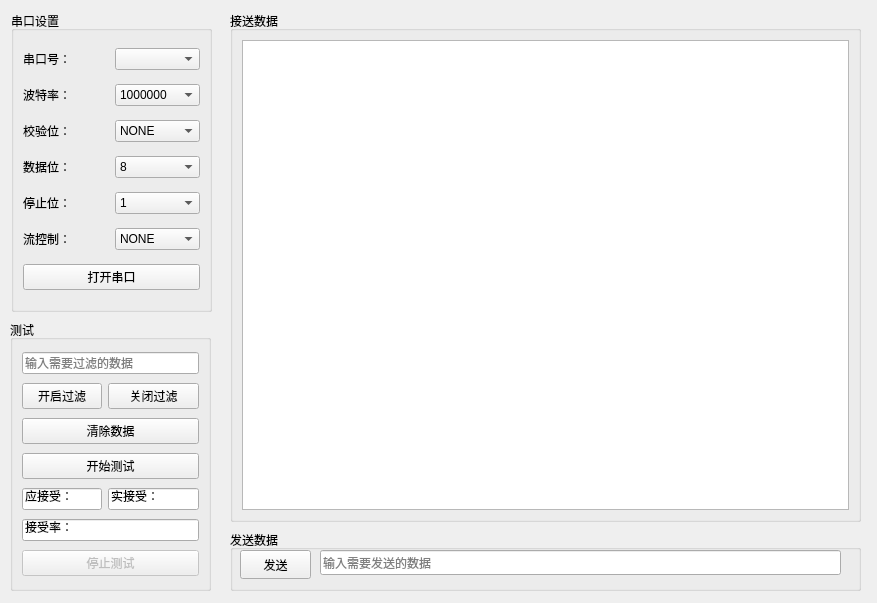
First picture: the form in 07_Serial_port_test/Serial_port_test/Serial_port_test/serial_port_test.ui, repository Eiker3169/My_Tool, before the edit.
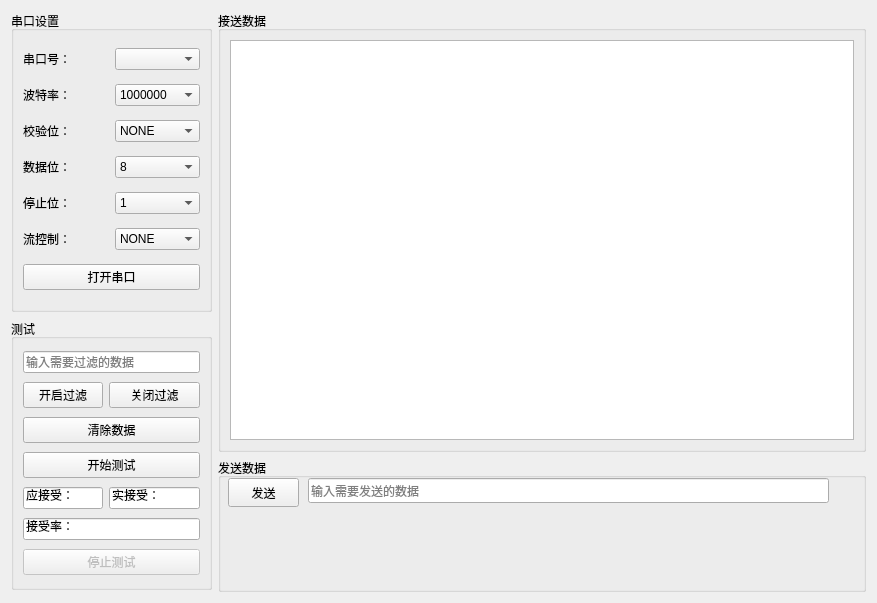
Second picture: the form after the edit.

```diff
--- a/07_Serial_port_test/Serial_port_test/Serial_port_test/serial_port_test.ui
+++ b/07_Serial_port_test/Serial_port_test/Serial_port_test/serial_port_test.ui
@@ -13,14 +13,26 @@
   <property name="windowTitle">
    <string>Serial_port_tool</string>
   </property>
+  <layout class="QGridLayout" name="gridLayout_4">
+   <item row="0" column="0">
   <widget class="QGroupBox" name="groupBox">
-   <property name="geometry">
-    <rect>
-     <x>11</x>
-     <y>11</y>
+     <property name="sizePolicy">
+      <sizepolicy hsizetype="Fixed" vsizetype="Fixed">
+       <horstretch>0</horstretch>
+       <verstretch>0</verstretch>
+      </sizepolicy>
+     </property>
+     <property name="minimumSize">
+      <size>
      <width>201</width>
      <height>301</height>
-    </rect>
+      </size>
+     </property>
+     <property name="maximumSize">
+      <size>
+       <width>201</width>
+       <height>301</height>
+      </size>
    </property>
    <property name="title">
     <string>串口设置</string>
@@ -135,15 +147,9 @@
     </item>
    </layout>
   </widget>
+   </item>
+   <item row="0" column="1" rowspan="2">
   <widget class="QGroupBox" name="groupBox_2">
-   <property name="geometry">
-    <rect>
-     <x>230</x>
-     <y>11</y>
-     <width>631</width>
-     <height>511</height>
-    </rect>
-   </property>
    <property name="title">
     <string>接送数据</string>
    </property>
@@ -153,14 +159,26 @@
     </item>
    </layout>
   </widget>
+   </item>
+   <item row="1" column="0" rowspan="2">
   <widget class="QGroupBox" name="groupBox_3">
-   <property name="geometry">
-    <rect>
-     <x>10</x>
-     <y>320</y>
+     <property name="sizePolicy">
+      <sizepolicy hsizetype="Fixed" vsizetype="Fixed">
+       <horstretch>0</horstretch>
+       <verstretch>0</verstretch>
+      </sizepolicy>
+     </property>
+     <property name="minimumSize">
+      <size>
      <width>201</width>
      <height>271</height>
-    </rect>
+      </size>
+     </property>
+     <property name="maximumSize">
+      <size>
+       <width>201</width>
+       <height>271</height>
+      </size>
    </property>
    <property name="title">
     <string>测试</string>
@@ -234,15 +252,9 @@
     </item>
    </layout>
   </widget>
+   </item>
+   <item row="2" column="1">
   <widget class="QGroupBox" name="groupBox_4">
-   <property name="geometry">
-    <rect>
-     <x>230</x>
-     <y>530</y>
-     <width>631</width>
-     <height>61</height>
-    </rect>
-   </property>
    <property name="title">
     <string>发送数据</string>
    </property>
@@ -276,6 +288,8 @@
     </property>
    </widget>
   </widget>
+   </item>
+  </layout>
  </widget>
  <resources/>
  <connections/>
```
Lines whose indentation alone changed are shown as unchanged.
